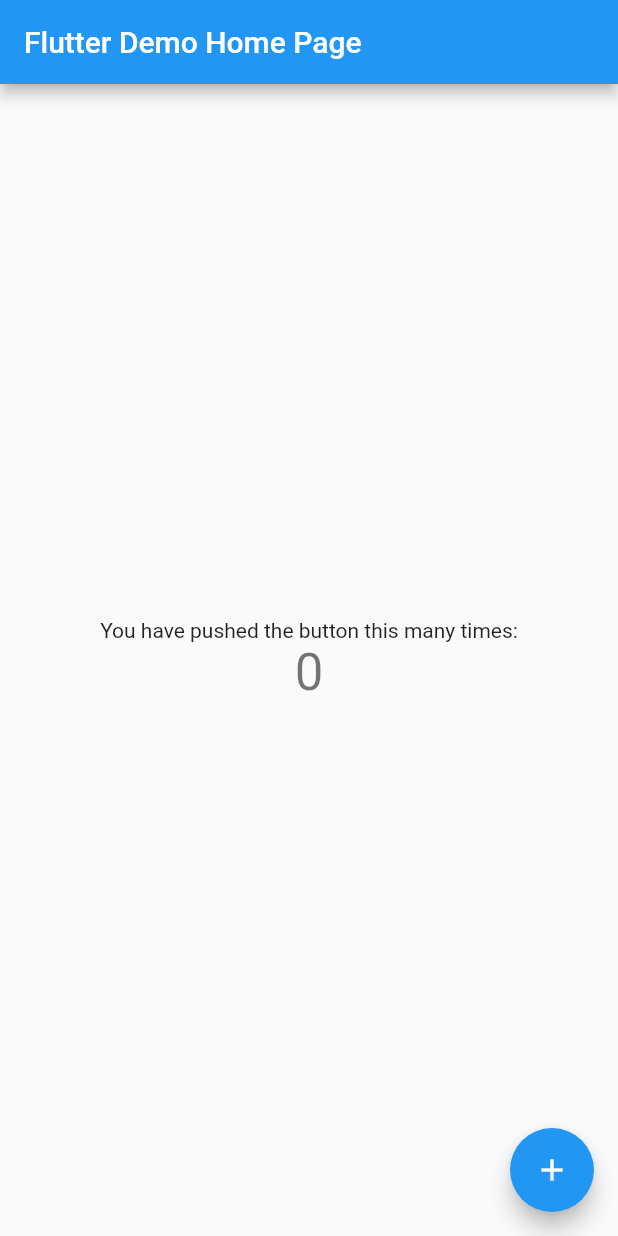
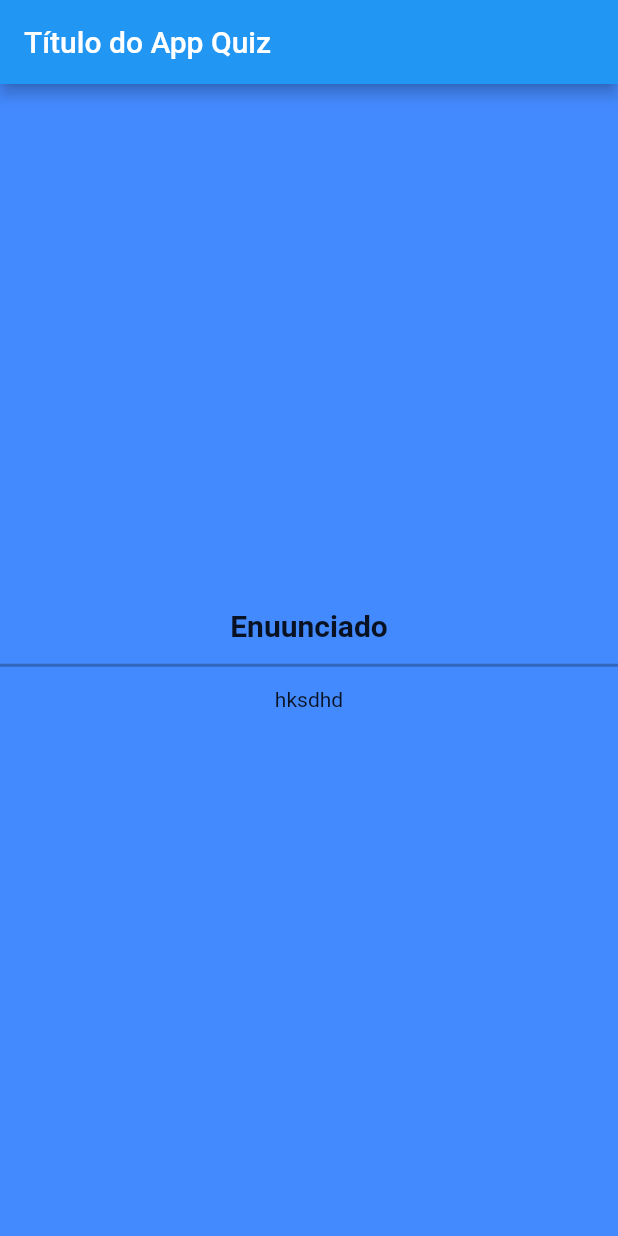
Before and after one commit to guilhermedacruzz/quiz_tati, a Flutter app: the screen it shows after launch, on a phone screen of 412 x 824 dp. Run offline on Flutter 3.47's test engine with Material 2 defaults, Android fonts, the phone set to English and light mode, and no system bars.

Commit message:
iniciando o projeto

```diff
--- a/lib/main.dart
+++ b/lib/main.dart
@@ -7,109 +7,49 @@
 class MyApp extends StatelessWidget {
   const MyApp({Key? key}) : super(key: key);
 
-  // This widget is the root of your application.
   @override
   Widget build(BuildContext context) {
     return MaterialApp(
-      title: 'Flutter Demo',
-      theme: ThemeData(
-        // This is the theme of your application.
-        //
-        // Try running your application with "flutter run". You'll see the
-        // application has a blue toolbar. Then, without quitting the app, try
-        // changing the primarySwatch below to Colors.green and then invoke
-        // "hot reload" (press "r" in the console where you ran "flutter run",
-        // or simply save your changes to "hot reload" in a Flutter IDE).
-        // Notice that the counter didn't reset back to zero; the application
-        // is not restarted.
-        primarySwatch: Colors.blue,
+      home: Scaffold(
+        appBar: AppBar(
+          title: const Text("Título do App Quiz"),
+        ),
+        body: Body(),
       ),
-      home: const MyHomePage(title: 'Flutter Demo Home Page'),
     );
   }
 }
 
-class MyHomePage extends StatefulWidget {
-  const MyHomePage({Key? key, required this.title}) : super(key: key);
-
-  // This widget is the home page of your application. It is stateful, meaning
-  // that it has a State object (defined below) that contains fields that affect
-  // how it looks.
-
-  // This class is the configuration for the state. It holds the values (in this
-  // case the title) provided by the parent (in this case the App widget) and
-  // used by the build method of the State. Fields in a Widget subclass are
-  // always marked "final".
-
-  final String title;
+class Body extends StatefulWidget {
+  Body({Key? key}) : super(key: key);
 
   @override
-  State<MyHomePage> createState() => _MyHomePageState();
+  State<Body> createState() => _BodyState();
 }
 
-class _MyHomePageState extends State<MyHomePage> {
-  int _counter = 0;
-
-  void _incrementCounter() {
-    setState(() {
-      // This call to setState tells the Flutter framework that something has
-      // changed in this State, which causes it to rerun the build method below
-      // so that the display can reflect the updated values. If we changed
-      // _counter without calling setState(), then the build method would not be
-      // called again, and so nothing would appear to happen.
-      _counter++;
-    });
-  }
-
+class _BodyState extends State<Body> {
   @override
   Widget build(BuildContext context) {
-    // This method is rerun every time setState is called, for instance as done
-    // by the _incrementCounter method above.
-    //
-    // The Flutter framework has been optimized to make rerunning build methods
-    // fast, so that you can just rebuild anything that needs updating rather
-    // than having to individually change instances of widgets.
-    return Scaffold(
-      appBar: AppBar(
-        // Here we take the value from the MyHomePage object that was created by
-        // the App.build method, and use it to set our appbar title.
-        title: Text(widget.title),
-      ),
-      body: Center(
-        // Center is a layout widget. It takes a single child and positions it
-        // in the middle of the parent.
+    return Container(
+      color: Colors.blueAccent,
+      child: Center(
         child: Column(
-          // Column is also a layout widget. It takes a list of children and
-          // arranges them vertically. By default, it sizes itself to fit its
-          // children horizontally, and tries to be as tall as its parent.
-          //
-          // Invoke "debug painting" (press "p" in the console, choose the
-          // "Toggle Debug Paint" action from the Flutter Inspector in Android
-          // Studio, or the "Toggle Debug Paint" command in Visual Studio Code)
-          // to see the wireframe for each widget.
-          //
-          // Column has various properties to control how it sizes itself and
-          // how it positions its children. Here we use mainAxisAlignment to
-          // center the children vertically; the main axis here is the vertical
-          // axis because Columns are vertical (the cross axis would be
-          // horizontal).
           mainAxisAlignment: MainAxisAlignment.center,
-          children: <Widget>[
+          // ignore: prefer_const_literals_to_create_immutables
+          children: [
             const Text(
-              'You have pushed the button this many times:',
+              "Enuunciado",
+              style: TextStyle(
+                fontSize: 20,
+                fontWeight: FontWeight.bold,
+              ),
             ),
-            Text(
-              '$_counter',
-              style: Theme.of(context).textTheme.headline4,
-            ),
+
+            Divider(height: 30, thickness: 2, color: Colors.black26),
+            const Text("hksdhd"),
           ],
         ),
       ),
-      floatingActionButton: FloatingActionButton(
-        onPressed: _incrementCounter,
-        tooltip: 'Increment',
-        child: const Icon(Icons.add),
-      ), // This trailing comma makes auto-formatting nicer for build methods.
     );
   }
 }
```
